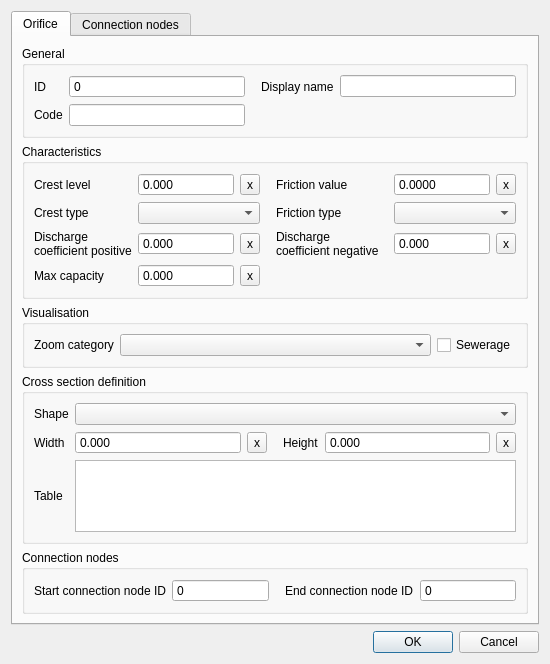
The window that threedi_schematisation_editor/forms/ui/orifice.ui (nens/threedi-schematisation-editor) describes before a commit, drawn with Qt 5.
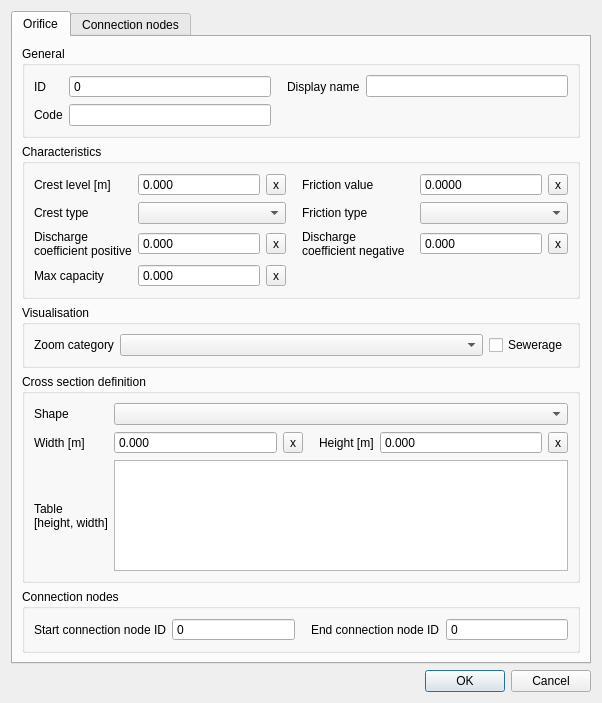
The same window after the commit. The open tabs and pages were chosen to show the change.

The edit to the form file:
```diff
--- a/threedi_schematisation_editor/forms/ui/orifice.ui
+++ b/threedi_schematisation_editor/forms/ui/orifice.ui
@@ -6,8 +6,8 @@
    <rect>
     <x>0</x>
     <y>0</y>
-    <width>550</width>
-    <height>600</height>
+    <width>602</width>
+    <height>703</height>
    </rect>
   </property>
   <property name="windowTitle">
@@ -569,7 +569,7 @@
              <locale language="English" country="UnitedStates"/>
             </property>
             <property name="text">
-             <string>Crest level</string>
+             <string>Crest level [m]</string>
             </property>
             <property name="alignment">
              <set>Qt::AlignLeading|Qt::AlignLeft|Qt::AlignVCenter</set>
@@ -694,7 +694,8 @@
           <item row="4" column="0">
            <widget class="QLabel" name="label_8">
             <property name="text">
-             <string>Table</string>
+             <string>Table
+[height, width]</string>
             </property>
            </widget>
           </item>
@@ -707,7 +708,7 @@
              <set>Qt::ImhNone</set>
             </property>
             <property name="text">
-             <string>Width</string>
+             <string>Width [m]</string>
             </property>
             <property name="alignment">
              <set>Qt::AlignLeading|Qt::AlignLeft|Qt::AlignVCenter</set>
@@ -758,7 +759,7 @@
              <set>Qt::ImhNone</set>
             </property>
             <property name="text">
-             <string>Height</string>
+             <string>Height [m]</string>
             </property>
             <property name="alignment">
              <set>Qt::AlignLeading|Qt::AlignLeft|Qt::AlignVCenter</set>
```
Left out of the diff: 10 changed lines with no effect on the pictures.
